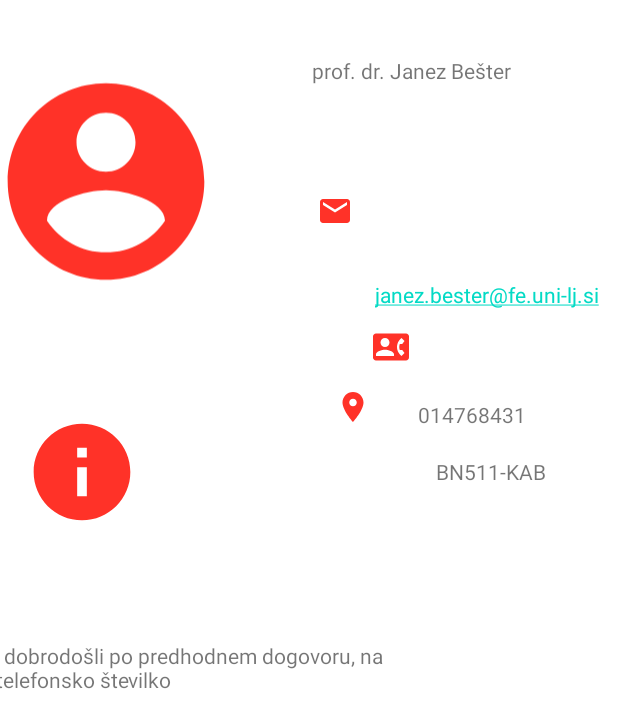
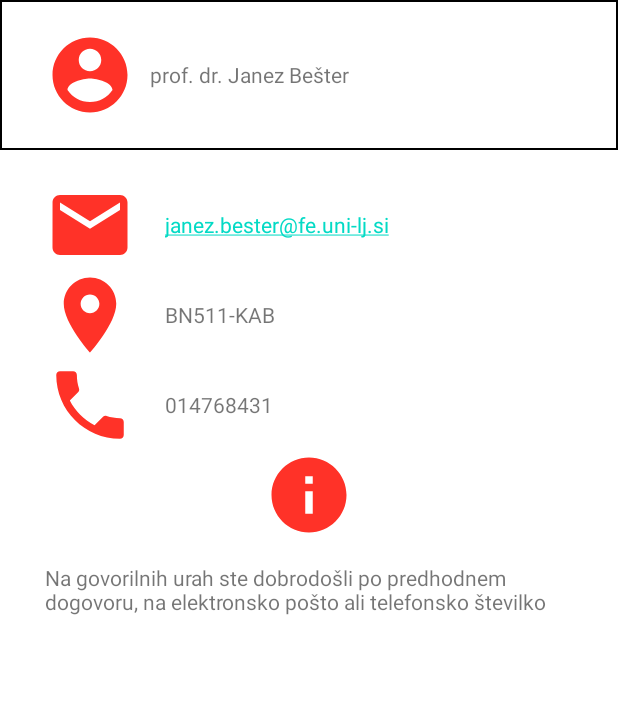
Before and after one commit to shanji97/mojaUL_repo, an Android app: the seznamZaposlenih screen opened directly, with no data from a screen before it, after a tap on "Janez Bešter", on a phone screen of 412 x 824 dp. Shown: the top 728 px of the screen. Run offline under Robolectric (Android 15) with nearby library versions, the phone set to English and light mode, and no system bars.

Commit message:
narejen ui za seznam zaposlenih
narejen ui za seznam zaposlenih

```diff
--- a/mojaUL/app/src/main/java/si/uni/lj/fe/tnuv/mojaUL/seznamZaposlenih.java
+++ b/mojaUL/app/src/main/java/si/uni/lj/fe/tnuv/mojaUL/seznamZaposlenih.java
@@ -27,7 +27,6 @@ public class seznamZaposlenih extends AppCompatActivity {
         ArrayList<Zaposlen> seznamVsehZaposlenih = new ArrayList<Zaposlen>();
         //dobimov vse objekte in jih "napolnimo"
 
-        //če bo čas, pridobi iz neta
 
         //sicer napolni statično
 
@@ -68,7 +67,7 @@ public class seznamZaposlenih extends AppCompatActivity {
                 "BN514/1-LKN","014768493", "https://www.fe.uni-lj.si/mma_bin.php?id=2016032210172019&src=min","2Na govorilnih urah ste dobrodošli po predhodnem dogovoru, na elektronsko pošto ali telefonsko številko"));
 
 
-        seznamVsehZaposlenih.add(new Zaposlen("","","","","","", ""));
+        //seznamVsehZaposlenih.add(new Zaposlen("","","","","","", ""));
 
         SeznamZaposlenihAdapter seznamZaposlenihAdapter = new SeznamZaposlenihAdapter(this,R.layout.razporeditev_informacij_zaposlenega,seznamVsehZaposlenih);
         lV.setAdapter(seznamZaposlenihAdapter);
@@ -81,8 +80,6 @@ public class seznamZaposlenih extends AppCompatActivity {
                     Intent myIntent = new Intent(view.getContext(),zaposleniActivity.class);
                     myIntent.putExtra("Zaposlen",new Gson().toJson(seznamVsehZaposlenih.get(position)));
                     startActivity(myIntent);
-
-
             }
         });
 
--- /dev/null
+++ b/mojaUL/app/src/main/res/drawable/ic_baseline_person_outline_24.xml
@@ -0,0 +1,5 @@
+<vector android:height="24dp" android:tint="#FF3228"
+    android:viewportHeight="24" android:viewportWidth="24"
+    android:width="24dp" xmlns:android="http://schemas.android.com/apk/res/android">
+    <path android:fillColor="@android:color/white" android:pathData="M12,5.9c1.16,0 2.1,0.94 2.1,2.1s-0.94,2.1 -2.1,2.1S9.9,9.16 9.9,8s0.94,-2.1 2.1,-2.1m0,9c2.97,0 6.1,1.46 6.1,2.1v1.1L5.9,18.1L5.9,17c0,-0.64 3.13,-2.1 6.1,-2.1M12,4C9.79,4 8,5.79 8,8s1.79,4 4,4 4,-1.79 4,-4 -1.79,-4 -4,-4zM12,13c-2.67,0 -8,1.34 -8,4v3h16v-3c0,-2.66 -5.33,-4 -8,-4z"/>
+</vector>
--- /dev/null
+++ b/mojaUL/app/src/main/res/drawable/ic_baseline_phone_24.xml
@@ -0,0 +1,5 @@
+<vector android:height="24dp" android:tint="#FF3228"
+    android:viewportHeight="24" android:viewportWidth="24"
+    android:width="24dp" xmlns:android="http://schemas.android.com/apk/res/android">
+    <path android:fillColor="@android:color/white" android:pathData="M6.62,10.79c1.44,2.83 3.76,5.14 6.59,6.59l2.2,-2.2c0.27,-0.27 0.67,-0.36 1.02,-0.24 1.12,0.37 2.33,0.57 3.57,0.57 0.55,0 1,0.45 1,1V20c0,0.55 -0.45,1 -1,1 -9.39,0 -17,-7.61 -17,-17 0,-0.55 0.45,-1 1,-1h3.5c0.55,0 1,0.45 1,1 0,1.25 0.2,2.45 0.57,3.57 0.11,0.35 0.03,0.74 -0.25,1.02l-2.2,2.2z"/>
+</vector>
--- a/mojaUL/app/src/main/res/layout/activity_glavni_panel.xml
+++ b/mojaUL/app/src/main/res/layout/activity_glavni_panel.xml
@@ -17,7 +17,7 @@
         android:text="@string/seznam_zaposlenih_napis"
         app:layout_constraintBottom_toTopOf="@+id/divider"
         app:layout_constraintEnd_toEndOf="parent"
-        app:layout_constraintStart_toEndOf="@+id/imageView"
+
         app:layout_constraintTop_toTopOf="parent" />
 
     <ImageView
--- a/mojaUL/app/src/main/res/layout/activity_zaposleni.xml
+++ b/mojaUL/app/src/main/res/layout/activity_zaposleni.xml
@@ -1,4 +1,122 @@
 <?xml version="1.0" encoding="utf-8"?>
+<RelativeLayout android:layout_width="match_parent"
+    android:layout_height="match_parent"
+    xmlns:android="http://schemas.android.com/apk/res/android"
+    xmlns:app="http://schemas.android.com/apk/res-auto">
+    <RelativeLayout
+        android:layout_width="match_parent"
+        android:layout_height="100dp"
+        android:background="@drawable/border"
+        >
+        <ImageView
+            android:id="@+id/profilnaFotkaProfesorja"
+            android:layout_centerVertical="true"
+            android:layout_width="60dp"
+            android:layout_height="60dp"
+            android:layout_marginLeft="30dp"
+
+            app:srcCompat="@drawable/ic_baseline_account_circle_24" />
+        <TextView
+            android:id="@+id/zaposlen_naslov"
+            android:layout_width="wrap_content"
+            android:layout_height="wrap_content"
+
+            android:gravity="center"
+            android:layout_centerVertical="true"
+            android:layout_marginLeft="100dp"
+            android:text="@string/zaposlen_napis"
+            />
+    </RelativeLayout>
+    <RelativeLayout
+        android:layout_width="match_parent"
+        android:layout_height="match_parent"
+        android:layout_marginTop="100dp">
+        <ScrollView
+            android:layout_width="match_parent"
+            android:layout_height="wrap_content">
+            <RelativeLayout
+                android:layout_width="match_parent"
+                android:layout_height="match_parent">
+                <TextView
+                    android:id="@+id/email_zaposlenega"
+                    android:layout_width="wrap_content"
+                    android:layout_height="wrap_content"
+                    android:layout_marginTop="40dp"
+                    android:layout_marginLeft="110dp"
+                    android:autoLink="email"
+                    android:text="@string/email_zaposlenega"
+                    />
+                <TextView
+                    android:id="@+id/telefonska_stevilka"
+                    android:layout_width="wrap_content"
+                    android:layout_height="wrap_content"
+                    android:layout_marginTop="160dp"
+                    android:layout_marginLeft="110dp"
+                    android:autoLink="phone"
+                    android:text="@string/telefonska_stevilka_zaposlenega"
+                    />
+                <TextView
+                    android:id="@+id/st_sobe"
+                    android:layout_width="wrap_content"
+                    android:layout_height="wrap_content"
+                    android:layout_marginTop="100dp"
+                    android:layout_marginLeft="110dp"
+                    android:text="@string/stSobe"
+                    />
+                <TextView
+                    android:id="@+id/druge_informacije"
+                    android:layout_width="wrap_content"
+                    android:layout_height="wrap_content"
+                    android:layout_marginLeft="30dp"
+                    android:layout_marginRight="30dp"
+                    android:layout_marginTop="275dp"
+                    android:text="@string/OpisZaposlenega"
+
+
+                    />
+                <ImageView
+                    android:id="@+id/imageView12"
+                    android:layout_width="60dp"
+                    android:layout_height="60dp"
+                    android:layout_marginLeft="30dp"
+                    android:layout_marginTop="20dp"
+                    app:srcCompat="@drawable/ic_baseline_email_24" />
+                <ImageView
+                    android:id="@+id/imageView13"
+                    android:layout_width="60dp"
+                    android:layout_height="60dp"
+                    android:layout_marginLeft="30dp"
+                    android:layout_marginTop="80dp"
+                    app:srcCompat="@drawable/ic_baseline_location_on_24" />
+                <ImageView
+                    android:id="@+id/imageView14"
+                    android:layout_width="60dp"
+                    android:layout_height="60dp"
+                    android:layout_marginLeft="30dp"
+                    android:layout_marginTop="140dp"
+                    app:srcCompat="@drawable/ic_baseline_phone_24" />
+                <ImageView
+                    android:layout_width="60dp"
+                    android:layout_height="60dp"
+                    android:layout_centerHorizontal="true"
+                    android:layout_marginTop="200dp"
+                    app:layout_constraintStart_toStartOf="parent"
+                    app:srcCompat="@drawable/ic_baseline_info_24" />
+
+
+            </RelativeLayout>
+        </ScrollView>
+
+    </RelativeLayout>
+</RelativeLayout>
+
+
+<!--
+
+
+
+
+
 <androidx.constraintlayout.widget.ConstraintLayout xmlns:android="http://schemas.android.com/apk/res/android"
     xmlns:app="http://schemas.android.com/apk/res-auto"
     xmlns:tools="http://schemas.android.com/tools"
@@ -6,150 +124,23 @@
     android:layout_height="match_parent"
     tools:context="si.uni.lj.fe.tnuv.mojaUL.zaposleniActivity">
 
-    <TextView
-        android:id="@+id/zaposlen_naslov"
-        android:layout_width="wrap_content"
-        android:layout_height="wrap_content"
-        android:layout_marginStart="59dp"
-        android:layout_marginTop="20dp"
-        android:layout_marginEnd="52dp"
-        android:layout_marginBottom="56dp"
-        android:text="@string/zaposlen_napis"
-        app:layout_constraintBottom_toTopOf="@+id/email_zaposlenega"
-        app:layout_constraintEnd_toEndOf="parent"
-        app:layout_constraintHorizontal_bias="0.0"
-        app:layout_constraintStart_toEndOf="@+id/imageView5"
-        app:layout_constraintTop_toTopOf="parent" />
 
-    <ImageView
-        android:id="@+id/imageView5"
-        android:layout_width="157dp"
-        android:layout_height="190dp"
-        android:layout_marginStart="16dp"
-        android:layout_marginTop="20dp"
 
-        android:layout_marginEnd="50dp"
-        android:layout_marginBottom="23dp"
-        app:layout_constraintBottom_toTopOf="@+id/imageView14"
-        app:layout_constraintEnd_toStartOf="@+id/imageView10"
-        app:layout_constraintStart_toStartOf="parent"
-        app:layout_constraintTop_toTopOf="parent"
-        app:srcCompat="@drawable/ic_baseline_account_circle_24" />
 
-    <TextView
-        android:id="@+id/email_zaposlenega"
-        android:layout_width="wrap_content"
-        android:layout_height="wrap_content"
-        android:layout_marginStart="18dp"
-        android:layout_marginTop="56dp"
-        android:layout_marginEnd="16dp"
-        android:layout_marginBottom="35dp"
-        android:autoLink="email"
-        android:text="@string/email_zaposlenega"
-        app:layout_constraintBottom_toTopOf="@+id/telefonska_stevilka"
-        app:layout_constraintEnd_toEndOf="parent"
-        app:layout_constraintStart_toEndOf="@+id/imageView12"
-        app:layout_constraintTop_toBottomOf="@+id/zaposlen_naslov" />
 
-    <TextView
-        android:id="@+id/telefonska_stevilka"
-        android:layout_width="wrap_content"
-        android:layout_height="wrap_content"
-        android:layout_marginStart="18dp"
-        android:layout_marginTop="8dp"
-        android:layout_marginEnd="74dp"
-        android:layout_marginBottom="1dp"
-        android:autoLink="phone"
-        android:text="@string/telefonska_stevilka_zaposlenega"
-        app:layout_constraintBottom_toTopOf="@+id/st_sobe"
-        app:layout_constraintEnd_toEndOf="parent"
-        app:layout_constraintStart_toEndOf="@+id/imageView10"
-        app:layout_constraintTop_toBottomOf="@+id/email_zaposlenega" />
 
-    <ImageView
-        android:id="@+id/imageView10"
-        android:layout_width="wrap_content"
-        android:layout_height="wrap_content"
-        android:layout_marginStart="50dp"
-        android:layout_marginTop="31dp"
-        android:layout_marginEnd="164dp"
-        android:layout_marginBottom="12dp"
-        app:layout_constraintBottom_toTopOf="@+id/imageView13"
-        app:layout_constraintEnd_toEndOf="parent"
-        app:layout_constraintStart_toEndOf="@+id/imageView5"
-        app:layout_constraintTop_toBottomOf="@+id/imageView12"
-        app:srcCompat="@drawable/ic_baseline_contact_phone_24" />
 
-    <ImageView
-        android:id="@+id/imageView12"
-        android:layout_width="wrap_content"
-        android:layout_height="wrap_content"
-        android:layout_marginStart="50dp"
-        android:layout_marginTop="67dp"
-        android:layout_marginEnd="164dp"
-        android:layout_marginBottom="31dp"
-        app:layout_constraintBottom_toTopOf="@+id/imageView10"
-        app:layout_constraintEnd_toEndOf="parent"
-        app:layout_constraintStart_toEndOf="@+id/imageView5"
-        app:layout_constraintTop_toBottomOf="@+id/zaposlen_naslov"
-        app:srcCompat="@drawable/ic_baseline_email_24" />
 
-    <ImageView
-        android:id="@+id/imageView13"
-        android:layout_width="wrap_content"
-        android:layout_height="wrap_content"
-        android:layout_marginStart="223dp"
-        android:layout_marginTop="88dp"
-        android:layout_marginEnd="31dp"
-        android:layout_marginBottom="521dp"
-        app:layout_constraintBottom_toBottomOf="parent"
-        app:layout_constraintEnd_toStartOf="@+id/telefonska_stevilka"
-        app:layout_constraintStart_toStartOf="parent"
-        app:layout_constraintTop_toBottomOf="@+id/imageView12"
-        app:srcCompat="@drawable/ic_baseline_location_on_24" />
 
-    <TextView
-        android:id="@+id/st_sobe"
-        android:layout_width="wrap_content"
-        android:layout_height="wrap_content"
-        android:layout_marginStart="1dp"
-        android:layout_marginTop="41dp"
-        android:layout_marginEnd="48dp"
-        android:layout_marginBottom="500dp"
-        android:text="@string/stSobe"
-        app:layout_constraintBottom_toBottomOf="parent"
-        app:layout_constraintEnd_toEndOf="parent"
-        app:layout_constraintHorizontal_bias="1.0"
-        app:layout_constraintStart_toEndOf="@+id/telefonska_stevilka"
-        app:layout_constraintTop_toBottomOf="@+id/email_zaposlenega"
-        app:layout_constraintVertical_bias="1.0" />
 
-    <ImageView
-        android:id="@+id/imageView14"
-        android:layout_width="77dp"
-        android:layout_height="93dp"
-        android:layout_marginStart="40dp"
-        android:layout_marginTop="23dp"
-        android:layout_marginEnd="222dp"
-        android:layout_marginBottom="30dp"
-        app:layout_constraintBottom_toTopOf="@+id/druge_informacije"
-        app:layout_constraintEnd_toStartOf="@+id/st_sobe"
-        app:layout_constraintStart_toStartOf="parent"
-        app:layout_constraintTop_toBottomOf="@+id/imageView5"
-        app:srcCompat="@drawable/ic_baseline_info_24" />
 
-    <TextView
-        android:id="@+id/druge_informacije"
-        android:layout_width="wrap_content"
-        android:layout_height="wrap_content"
-        android:layout_marginStart="40dp"
-        android:layout_marginTop="30dp"
-        android:layout_marginEnd="313dp"
-        android:layout_marginBottom="356dp"
 
-        app:layout_constraintBottom_toBottomOf="parent"
-        app:layout_constraintEnd_toEndOf="parent"
-        app:layout_constraintStart_toStartOf="parent"
-        app:layout_constraintTop_toBottomOf="@+id/imageView14" />
+
+
+
+
+
+
 
 </androidx.constraintlayout.widget.ConstraintLayout>
+-->
--- a/mojaUL/app/src/main/res/values/strings.xml
+++ b/mojaUL/app/src/main/res/values/strings.xml
@@ -53,5 +53,8 @@
     <string name="jsonDatotekaStudenta">https://karjola-shanji.herokuapp.com/student.json</string>
     <string name="vstopVAplikacijo">Vstop</string>
     <string name="avtenitkacija_s_prstnim_odtisom_napis_headerx">Avtentikacija s prstnim odtisom</string>
+    <string name="ime_in_priimek_zaposlenega_napis">Ime in priimek zaposlenega</string>
+    <string name="nazivZaposlenega">naziv zaposlenega</string>
+    <string name="OpisZaposlenega">"Lorem Ipsum is simply dummy text of the printing and typesetting industry. Lorem Ipsum has been the industry's standard dummy text ever since the 1500s, when an unknown printer took a galley of type and scrambled it to make a type specimen book. It has survived not only five centuries, but also the leap into electronic typesetting, remaining essentially unchanged. It was popularised in the 1960s with the release of Letraset sheets containing Lorem Ipsum passages, and more recently with desktop publishing software like Aldus PageMaker including versions of Lorem Ipsum. Lorem Ipsum is simply dummy text of the printing and typesetting industry. Lorem Ipsum has been the industry's standard dummy text ever since the 1500s, when an unknown printer took a galley of type and scrambled it to make a type specimen book. It has survived not only five centuries, but also the leap into electronic typesetting, remaining essentially unchanged. It was popularised in the 1960s with the release of Letraset sheets containing Lorem Ipsum passages, and more recently with desktop publishing software like Aldus PageMaker including versions of Lorem Ipsum. "</string>
 
 </resources>
```
Also changed, not shown: mojaUL/app/src/main/java/si/uni/lj/fe/tnuv/mojaUL/glavniPanelActivity.java (+14 -0 lines), mojaUL/app/src/main/res/layout/activity_seznam_zaposlenih.xml (+42 -55 lines), mojaUL/app/src/main/res/layout/razporeditev_informacij_zaposlenega.xml (+24 -4 lines).
